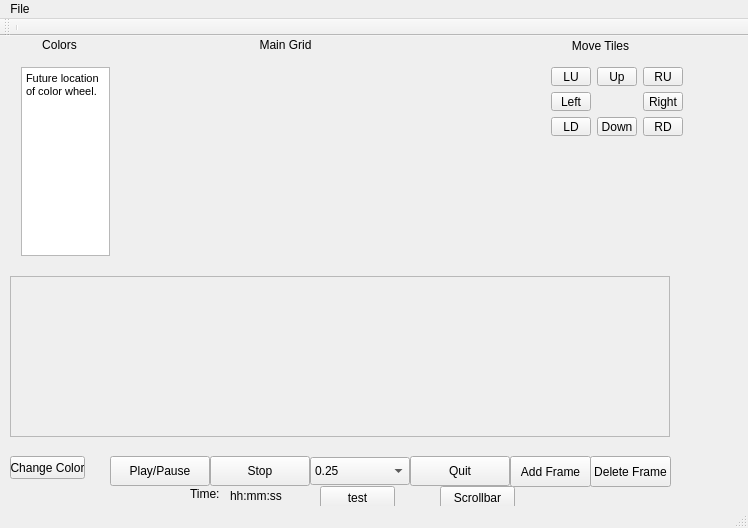
Old version of the form Goofy-Lights-Editor/mainwindow.ui in the repository UI-CS383-Team-1/Goofy-Lights-Editor.
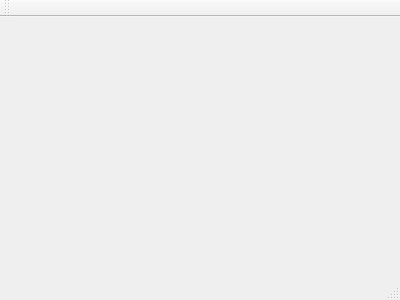
New version of the form.

```diff
--- a/Goofy-Lights-Editor/mainwindow.ui
+++ b/Goofy-Lights-Editor/mainwindow.ui
@@ -1,447 +1,25 @@
 <?xml version="1.0" encoding="UTF-8"?>
 <ui version="4.0">
  <class>MainWindow</class>
- <widget class="QMainWindow" name="MainWindow">
-  <property name="geometry">
+ <widget class="QMainWindow" name="MainWindow" >
+  <property name="geometry" >
    <rect>
     <x>0</x>
     <y>0</y>
-    <width>748</width>
-    <height>528</height>
+    <width>400</width>
+    <height>300</height>
    </rect>
   </property>
   <property name="windowTitle">
    <string>MainWindow</string>
   </property>
-  <widget class="QWidget" name="centralWidget">
-   <widget class="QPushButton" name="PlayButton">
-    <property name="geometry">
-     <rect>
-      <x>110</x>
-      <y>420</y>
-      <width>100</width>
-      <height>30</height>
-     </rect>
-    </property>
-    <property name="text">
-     <string>Play/Pause</string>
-    </property>
-   </widget>
-   <widget class="QPushButton" name="StopButton">
-    <property name="geometry">
-     <rect>
-      <x>210</x>
-      <y>420</y>
-      <width>100</width>
-      <height>30</height>
-     </rect>
-    </property>
-    <property name="text">
-     <string>Stop</string>
-    </property>
-   </widget>
-   <widget class="QComboBox" name="SpeedDropdown">
-    <property name="geometry">
-     <rect>
-      <x>310</x>
-      <y>421</y>
-      <width>100</width>
-      <height>28</height>
-     </rect>
-    </property>
-    <item>
-     <property name="text">
-      <string>0.25</string>
-     </property>
-    </item>
-    <item>
-     <property name="text">
-      <string>0.5</string>
-     </property>
-    </item>
-    <item>
-     <property name="text">
-      <string>0.75</string>
-     </property>
-    </item>
-    <item>
-     <property name="text">
-      <string>1.0</string>
-     </property>
-    </item>
-    <item>
-     <property name="text">
-      <string>1.25</string>
-     </property>
-    </item>
-    <item>
-     <property name="text">
-      <string>1.5</string>
-     </property>
-    </item>
-    <item>
-     <property name="text">
-      <string>1.75</string>
-     </property>
-    </item>
-   </widget>
-   <widget class="QLabel" name="label_3">
-    <property name="geometry">
-     <rect>
-      <x>240</x>
-      <y>0</y>
-      <width>91</width>
-      <height>17</height>
-     </rect>
-    </property>
-    <property name="text">
-     <string>Main Grid</string>
-    </property>
-    <property name="alignment">
-     <set>Qt::AlignCenter</set>
-    </property>
-   </widget>
-   <widget class="QWidget" name="gridLayoutWidget_7">
-    <property name="geometry">
-     <rect>
-      <x>10</x>
-      <y>20</y>
-      <width>111</width>
-      <height>211</height>
-     </rect>
-    </property>
-    <layout class="QGridLayout" name="gridLayout_7">
-     <item row="0" column="0">
-      <widget class="QTextBrowser" name="textBrowser">
-       <property name="html">
-        <string>&lt;!DOCTYPE HTML PUBLIC &quot;-//W3C//DTD HTML 4.0//EN&quot; &quot;http://www.w3.org/TR/REC-html40/strict.dtd&quot;&gt;
-&lt;html&gt;&lt;head&gt;&lt;meta name=&quot;qrichtext&quot; content=&quot;1&quot; /&gt;&lt;style type=&quot;text/css&quot;&gt;
-p, li { white-space: pre-wrap; }
-&lt;/style&gt;&lt;/head&gt;&lt;body style=&quot; font-family:'.SF NS Text'; font-size:13pt; font-weight:400; font-style:normal;&quot;&gt;
-&lt;p style=&quot; margin-top:0px; margin-bottom:0px; margin-left:0px; margin-right:0px; -qt-block-indent:0; text-indent:0px;&quot;&gt;&lt;span style=&quot; font-family:'MS Shell Dlg 2'; font-size:8.25pt;&quot;&gt;Future location of color wheel.&lt;/span&gt;&lt;/p&gt;&lt;/body&gt;&lt;/html&gt;</string>
-       </property>
-      </widget>
-     </item>
-    </layout>
-   </widget>
-   <widget class="QLabel" name="label_2">
-    <property name="geometry">
-     <rect>
-      <x>30</x>
-      <y>0</y>
-      <width>59</width>
-      <height>17</height>
-     </rect>
-    </property>
-    <property name="text">
-     <string>Colors</string>
-    </property>
-    <property name="alignment">
-     <set>Qt::AlignCenter</set>
-    </property>
-   </widget>
-   <widget class="QLabel" name="label_4">
-    <property name="geometry">
-     <rect>
-      <x>540</x>
-      <y>0</y>
-      <width>121</width>
-      <height>20</height>
-     </rect>
-    </property>
-    <property name="text">
-     <string>Move Tiles</string>
-    </property>
-    <property name="alignment">
-     <set>Qt::AlignCenter</set>
-    </property>
-   </widget>
-   <widget class="QPushButton" name="pushButton_3">
-    <property name="geometry">
-     <rect>
-      <x>410</x>
-      <y>420</y>
-      <width>100</width>
-      <height>30</height>
-     </rect>
-    </property>
-    <property name="text">
-     <string>Quit</string>
-    </property>
-   </widget>
-   <widget class="QPushButton" name="AddFrameButton">
-    <property name="geometry">
-     <rect>
-      <x>510</x>
-      <y>420</y>
-      <width>81</width>
-      <height>31</height>
-     </rect>
-    </property>
-    <property name="toolTip">
-     <string>&lt;html&gt;&lt;head/&gt;&lt;body&gt;&lt;p&gt;Add a frame to the end of the animation&lt;/p&gt;&lt;/body&gt;&lt;/html&gt;</string>
-    </property>
-    <property name="text">
-     <string>Add Frame</string>
-    </property>
-   </widget>
-   <widget class="QPushButton" name="pushButton_9">
-    <property name="geometry">
-     <rect>
-      <x>320</x>
-      <y>450</y>
-      <width>75</width>
-      <height>23</height>
-     </rect>
-    </property>
-    <property name="text">
-     <string>test</string>
-    </property>
-   </widget>
-   <widget class="QPushButton" name="DeleteFrameButton">
-    <property name="geometry">
-     <rect>
-      <x>590</x>
-      <y>420</y>
-      <width>81</width>
-      <height>31</height>
-     </rect>
-    </property>
-    <property name="text">
-     <string>Delete Frame</string>
-    </property>
-   </widget>
-   <widget class="QWidget" name="GridWidget" native="true">
-    <property name="geometry">
-     <rect>
-      <x>130</x>
-      <y>20</y>
-      <width>391</width>
-      <height>211</height>
-     </rect>
-    </property>
-    <property name="sizePolicy">
-     <sizepolicy hsizetype="Preferred" vsizetype="Preferred">
-      <horstretch>0</horstretch>
-      <verstretch>0</verstretch>
-     </sizepolicy>
-    </property>
-   </widget>
-   <widget class="QPushButton" name="pushButton_8">
-    <property name="geometry">
-     <rect>
-      <x>10</x>
-      <y>420</y>
-      <width>75</width>
-      <height>23</height>
-     </rect>
-    </property>
-    <property name="text">
-     <string>Change Color</string>
-    </property>
-   </widget>
-   <widget class="QScrollArea" name="animationArea">
-    <property name="geometry">
-     <rect>
-      <x>10</x>
-      <y>240</y>
-      <width>660</width>
-      <height>161</height>
-     </rect>
-    </property>
-    <property name="verticalScrollBarPolicy">
-     <enum>Qt::ScrollBarAlwaysOff</enum>
-    </property>
-    <property name="sizeAdjustPolicy">
-     <enum>QAbstractScrollArea::AdjustToContents</enum>
-    </property>
-    <property name="widgetResizable">
-     <bool>true</bool>
-    </property>
-    <widget class="QWidget" name="scrollAreaWidgetContents">
-     <property name="geometry">
-      <rect>
-       <x>0</x>
-       <y>0</y>
-       <width>658</width>
-       <height>159</height>
-      </rect>
-     </property>
-     <layout class="QVBoxLayout" name="verticalLayout"/>
-    </widget>
-   </widget>
-   <widget class="QPushButton" name="Scrollbar">
-    <property name="geometry">
-     <rect>
-      <x>440</x>
-      <y>450</y>
-      <width>75</width>
-      <height>23</height>
-     </rect>
-    </property>
-    <property name="text">
-     <string>Scrollbar</string>
-    </property>
-   </widget>
-   <widget class="QWidget" name="layoutWidget">
-    <property name="geometry">
-     <rect>
-      <x>540</x>
-      <y>20</y>
-      <width>154</width>
-      <height>91</height>
-     </rect>
-    </property>
-    <layout class="QGridLayout" name="gridLayout">
-     <item row="2" column="1">
-      <widget class="QToolButton" name="DownButton">
-       <property name="text">
-        <string>Down</string>
-       </property>
-      </widget>
-     </item>
-     <item row="1" column="2">
-      <widget class="QToolButton" name="RightButton">
-       <property name="text">
-        <string>Right</string>
-       </property>
-      </widget>
-     </item>
-     <item row="1" column="0">
-      <widget class="QToolButton" name="LeftButton">
-       <property name="text">
-        <string> Left </string>
-       </property>
-      </widget>
-     </item>
-     <item row="0" column="1">
-      <widget class="QToolButton" name="UpButton">
-       <property name="text">
-        <string>   Up   </string>
-       </property>
-      </widget>
-     </item>
-     <item row="2" column="0">
-      <widget class="QToolButton" name="DownLeft">
-       <property name="text">
-        <string>  LD  </string>
-       </property>
-      </widget>
-     </item>
-     <item row="2" column="2">
-      <widget class="QToolButton" name="DownRight">
-       <property name="text">
-        <string>  RD  </string>
-       </property>
-      </widget>
-     </item>
-     <item row="0" column="0">
-      <widget class="QToolButton" name="UpLeft">
-       <property name="text">
-        <string>  LU  </string>
-       </property>
-      </widget>
-     </item>
-     <item row="0" column="2">
-      <widget class="QToolButton" name="UpRight">
-       <property name="text">
-        <string>  RU  </string>
-       </property>
-      </widget>
-     </item>
-    </layout>
-   </widget>
-   <widget class="QLabel" name="Time_label">
-    <property name="geometry">
-     <rect>
-      <x>230</x>
-      <y>450</y>
-      <width>81</width>
-      <height>20</height>
-     </rect>
-    </property>
-    <property name="text">
-     <string>hh:mm:ss</string>
-    </property>
-   </widget>
-   <widget class="QLabel" name="label">
-    <property name="geometry">
-     <rect>
-      <x>190</x>
-      <y>450</y>
-      <width>31</width>
-      <height>16</height>
-     </rect>
-    </property>
-    <property name="text">
-     <string>Time:</string>
-    </property>
-   </widget>
-  </widget>
-  <widget class="QMenuBar" name="menuBar">
-   <property name="geometry">
-    <rect>
-     <x>0</x>
-     <y>0</y>
-     <width>748</width>
-     <height>22</height>
-    </rect>
-   </property>
-   <widget class="QMenu" name="menuFile">
-    <property name="title">
-     <string>File</string>
-    </property>
-    <addaction name="actionNew"/>
-    <addaction name="actionSave"/>
-    <addaction name="actionSave_As"/>
-    <addaction name="actionExport"/>
-    <addaction name="actionLoad"/>
-    <addaction name="actionQuit"/>
-   </widget>
-   <addaction name="menuFile"/>
-  </widget>
-  <widget class="QToolBar" name="mainToolBar">
-   <attribute name="toolBarArea">
-    <enum>TopToolBarArea</enum>
-   </attribute>
-   <attribute name="toolBarBreak">
-    <bool>false</bool>
-   </attribute>
-   <addaction name="separator"/>
-  </widget>
-  <widget class="QStatusBar" name="statusBar"/>
-  <action name="actionSave">
-   <property name="text">
-    <string>Save</string>
-   </property>
-  </action>
-  <action name="actionSave_As">
-   <property name="text">
-    <string>Save As...</string>
-   </property>
-  </action>
-  <action name="actionLoad">
-   <property name="text">
-    <string>Load</string>
-   </property>
-  </action>
-  <action name="actionNew">
-   <property name="text">
-    <string>New Show</string>
-   </property>
-  </action>
-  <action name="actionQuit">
-   <property name="text">
-    <string>Quit</string>
-   </property>
-  </action>
-  <action name="actionExport">
-   <property name="text">
-    <string>Export</string>
-   </property>
-  </action>
+  <widget class="QMenuBar" name="menuBar" />
+  <widget class="QToolBar" name="mainToolBar" />
+  <widget class="QWidget" name="centralWidget" />
+  <widget class="QStatusBar" name="statusBar" />
  </widget>
- <layoutdefault spacing="6" margin="11"/>
+ <layoutDefault spacing="6" margin="11" />
+ <pixmapfunction></pixmapfunction>
  <resources/>
  <connections/>
 </ui>
```
Left out of the diff: 3 changed lines with no effect on the pictures.
